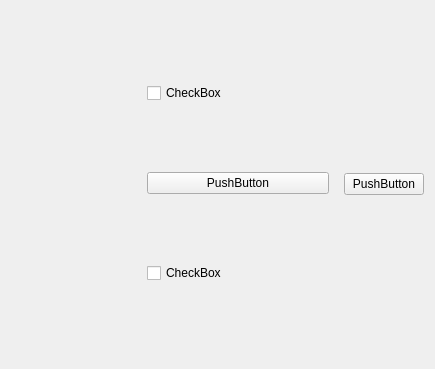
The window that test.ui (NeoMCHS/testing-app) describes before a commit, drawn with Qt 5.
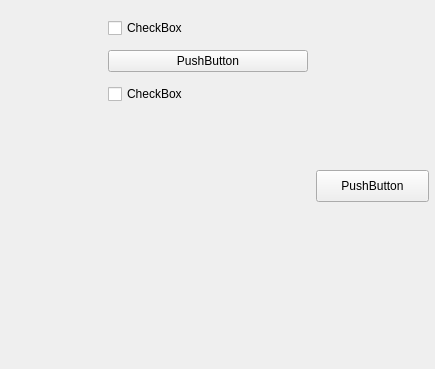
The same window after the commit.

Commit message: Why was this UI file even here?

The edit to the form file:
```diff
--- a/test.ui
+++ b/test.ui
@@ -13,25 +13,34 @@
   <property name="windowTitle">
    <string>Form</string>
   </property>
-  <layout class="QHBoxLayout" name="horizontalLayout">
-   <item>
-    <spacer name="horizontalSpacer">
-     <property name="orientation">
-      <enum>Qt::Horizontal</enum>
-     </property>
-     <property name="sizeType">
-      <enum>QSizePolicy::Expanding</enum>
-     </property>
-     <property name="sizeHint" stdset="0">
+  <widget class="QPushButton" name="pushButton">
+   <property name="geometry">
+    <rect>
+     <x>316</x>
+     <y>170</y>
+     <width>113</width>
+     <height>32</height>
+    </rect>
+   </property>
+   <property name="minimumSize">
       <size>
-       <width>100</width>
-       <height>20</height>
-      </size>
-     </property>
-    </spacer>
-   </item>
-   <item>
+     <width>0</width>
+     <height>0</height>
+    </size>
+   </property>
+   <property name="text">
+    <string>PushButton</string>
+   </property>
+  </widget>
     <widget class="QWidget" name="widget" native="true">
+   <property name="geometry">
+    <rect>
+     <x>108</x>
+     <y>12</y>
+     <width>200</width>
+     <height>98</height>
+    </rect>
+   </property>
      <property name="minimumSize">
       <size>
        <width>200</width>
@@ -62,21 +71,6 @@
       </item>
      </layout>
     </widget>
-   </item>
-   <item>
-    <widget class="QPushButton" name="pushButton">
-     <property name="minimumSize">
-      <size>
-       <width>0</width>
-       <height>0</height>
-      </size>
-     </property>
-     <property name="text">
-      <string>PushButton</string>
-     </property>
-    </widget>
-   </item>
-  </layout>
  </widget>
  <resources/>
  <connections/>
```
Lines whose indentation alone changed are shown as unchanged. The commit also changes 1 other file.
